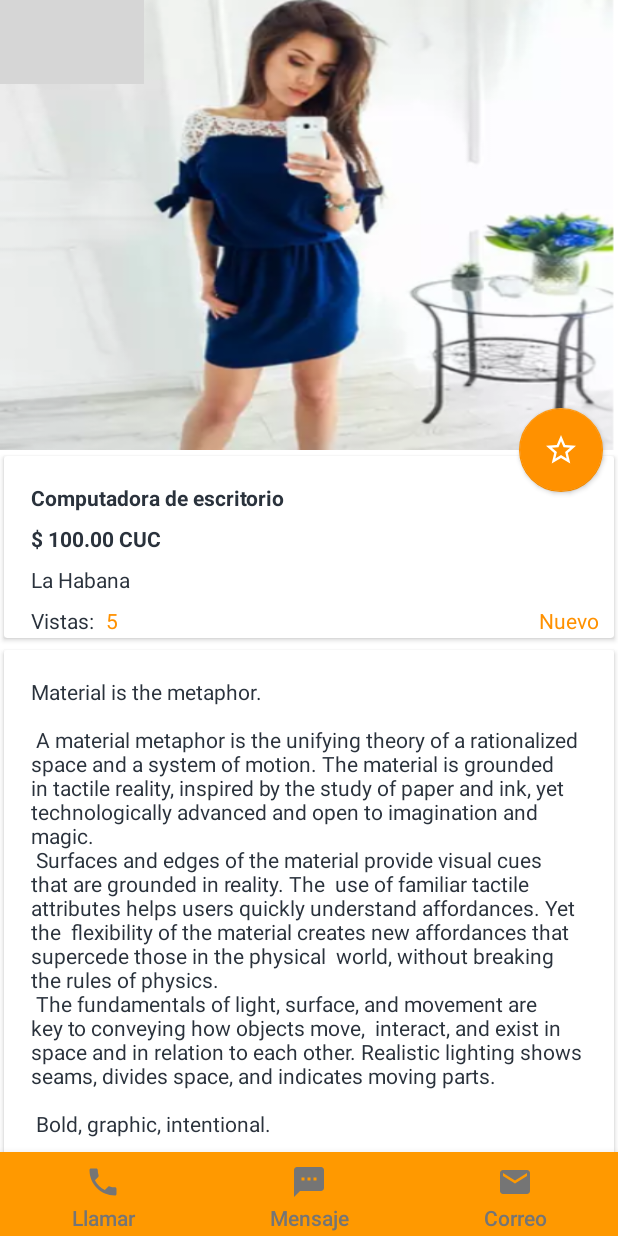
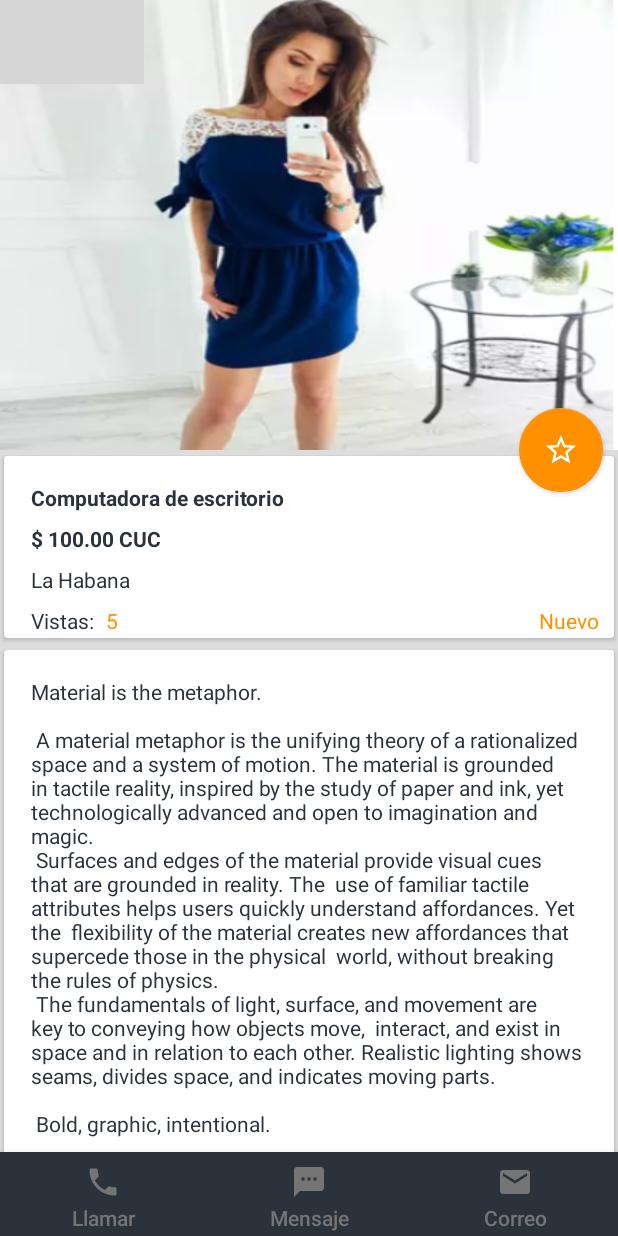
Before and after one commit to jmsillero/Timbirichi, an Android app: the layout activity_detail.xml on its own in the app's theme, with its tools: preview values and no code run, on a phone screen of 412 x 824 dp. Run offline under Robolectric (Android 15) with nearby library versions, the phone set to English and light mode, and no system bars; grey boxes are pictures that could not be loaded.

Commit message:
Corregidos Bugs con OK
1-  (OK)Quitar Twitter
2-  (OK)Splash Quitar el fondo naranja poner el fondo del panel.
3-  Revisar el ancho de las letras cuando se visualizan los anuncios.
4-  Bordera las imagenes de la lista de los anuncios.
5-  (OK)Listado de anuncios con un tamanno uniforme.
6-  (OK)Revisar los floating buttons que la sobra sale cortada.
7-  Poner un banner por defecto de No-Banner.
8-  (OK)Omitir precio cuando no lo tenga, y agregarle un 0 despues de la coma 234324.00 CUC
9-  Seprar el numero de precio por centenas 123 345 678.00 cuc
10- (OK) El darckPrimaryColor y PrimaryColor del mismo color del panel.(poner la barra de informacion del cel en blanco, DarckTheme)
11- El estilo del buscar ver como Floating ToolBar.
12- El Buscar portada. Buscar en todo Timbirichi. Buscar en categoria (Nombre de la categoria)
13- (OK) Quitar el detalle en el Collapse Cuando esta Expanded.
14- (OK) En la vista del detalle poner un fondo un poco mas oscuro.
15- Poner un placeholder en las imagenes
16- (OK)Cambiar el color del ShimmerLoadgin por el mismo que tenia antes.
17- (OK)Rotar el indicador de las categorias al desplegar y recoger.

```diff
--- a/app/src/main/res/layout/activity_detail.xml
+++ b/app/src/main/res/layout/activity_detail.xml
@@ -5,7 +5,7 @@
     android:layout_width="match_parent"
     android:layout_height="match_parent"
     android:fitsSystemWindows="true"
-    android:background="@android:color/white"
+    android:background="@color/background"
     tools:context=".presentation.view.activity.DetailActivity">
 
     <android.support.design.widget.AppBarLayout
--- a/app/src/main/res/layout/content_detail.xml
+++ b/app/src/main/res/layout/content_detail.xml
@@ -7,7 +7,7 @@
     app:layout_behavior="@string/appbar_scrolling_view_behavior"
     tools:context=".presentation.view.activity.DetailActivity"
     tools:showIn="@layout/activity_detail"
-    >
+    android:background="@color/background">
 
 
 
--- a/app/src/main/res/layout/view_custom_fab.xml
+++ b/app/src/main/res/layout/view_custom_fab.xml
@@ -16,7 +16,9 @@
         android:layout_gravity="center|top"
         android:gravity="center|top"
         app:fabSize="normal"
-        android:src="@drawable/ic_call"
+        app:borderWidth="2dp"
+        app:useCompatPadding="true"
+        app:srcCompat="@drawable/ic_call"
         android:tint="@color/colorAccent"/>
 
     <TextView
--- a/app/src/main/res/values/colors.xml
+++ b/app/src/main/res/values/colors.xml
@@ -1,7 +1,7 @@
 <?xml version="1.0" encoding="utf-8"?>
 <resources>
-    <color name="colorPrimary">#FF9900</color>
-    <color name="colorPrimaryDark">#EF7E20</color>
+    <color name="colorPrimary">#2A323C</color>
+    <color name="colorPrimaryDark">#2A323C</color>
     <color name="colorAccent">#ff9100</color>
     <color name="textColor">#FFFFFF</color>
     <color name="panel_color">#2A323C</color>
@@ -26,7 +26,7 @@
 
     <color name="a_gray_600">#FF757575</color>
 
-    <color name="background">#ff9100</color>
-    <!--<color name="background">#dddddd</color>-->
+    <!--<color name="background">#ff9100</color>-->
+    <color name="background">#dddddd</color>
 
 </resources>
--- a/app/src/main/res/values/styles.xml
+++ b/app/src/main/res/values/styles.xml
@@ -45,7 +45,9 @@
         <item name="android:windowBackground">@color/colorPrimary</item>
     </style>
 
-    <style name="AppTheme.FullScreen.AppBarOverlay" parent="ThemeOverlay.AppCompat.Dark.ActionBar" />
+    <style name="AppTheme.FullScreen.AppBarOverlay" parent="ThemeOverlay.AppCompat.Dark.ActionBar" >
+
+    </style>
 
     <style name="AppTheme.FullScreen.PopupOverlay" parent="ThemeOverlay.AppCompat.Light" />
 
```
Also changed, not shown: app/src/main/java/com/timbirichi/eltimbirichi/presentation/adapter/ProductAdapter.java (+10 -2 lines), app/src/main/java/com/timbirichi/eltimbirichi/presentation/adapter/SubCategoryAdapter.java (+8 -0 lines), app/src/main/java/com/timbirichi/eltimbirichi/presentation/view/activity/DetailActivity.java (+16 -2 lines), app/src/main/java/com/timbirichi/eltimbirichi/presentation/view/custom/CustomFabView.java (+7 -1 lines), app/src/main/java/com/timbirichi/eltimbirichi/presentation/view/fragment/CategoryFragment.java (+14 -0 lines), app/src/main/res/layout/app_bar_main.xml (+5 -2 lines), app/src/main/res/layout/fragment_category.xml (+1 -6 lines), app/src/main/res/layout/item_category.xml (+3 -7 lines), app/src/main/res/layout/item_category_header.xml (+5 -3 lines), app/src/main/res/layout/item_product.xml (+14 -5 lines).
